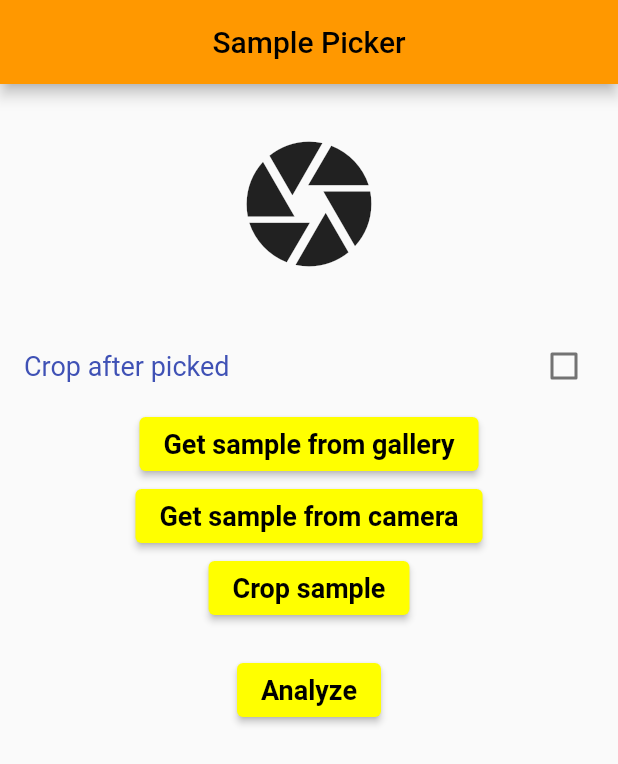
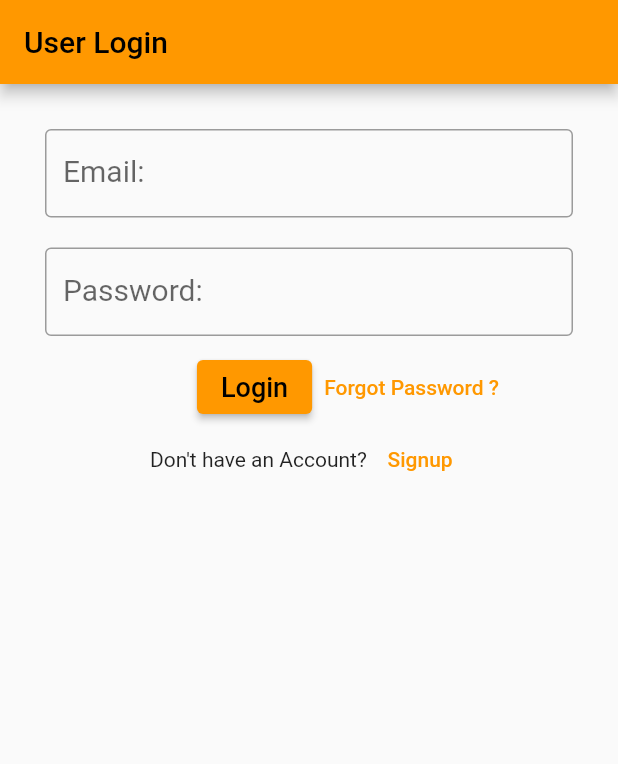
Before and after one commit to SpectrumStudio/IITG_Project_II, a Flutter app: the screen it shows after launch, on a phone screen of 412 x 824 dp. Shown: the top 764 px of the screen. Run offline on Flutter 3.47's test engine with Material 2 defaults, Android fonts, the phone set to English and light mode, and no system bars; our stand-ins replace firebase_auth, firebase_core, fluttertoast, gallery_saver, image_cropper, image_picker and 1 more; missing offline and left inert: chaquopy, tflite_flutter; accounts and stored records are empty.

Commit message:
Login-Register-ForgotPassword Implemented

```diff
--- a/lib/main.dart
+++ b/lib/main.dart
@@ -1,14 +1,28 @@
+import 'package:firebase_core/firebase_core.dart';
 import 'package:flutter/material.dart';
-import 'package:image_picker_demo/pages/homePage.dart';
+import 'package:image_picker_demo/pages/login.dart';
 
 void main() {
+  WidgetsFlutterBinding.ensureInitialized();
   runApp(MyApp());
 }
 
 class MyApp extends StatelessWidget {
   // This widget is the root of your application.
+  final Future<FirebaseApp> _initialization = Firebase.initializeApp();
+
   @override
   Widget build(BuildContext context) {
+    return FutureBuilder(
+        future: _initialization,
+        builder: (context, snapshot) {
+          // Check for Errors
+          if (snapshot.hasError) {
+            print("Something Went Wrong");
+          }
+          if (snapshot.connectionState == ConnectionState.waiting) {
+            return Center(child: CircularProgressIndicator());
+          }
           return MaterialApp(
             debugShowCheckedModeBanner: false,
             title: 'Flutter Demo',
@@ -16,7 +30,8 @@ class MyApp extends StatelessWidget {
               primarySwatch: Colors.orange,
               //visualDensity: VisualDensity.adaptivePlatformDensity,
             ),
-      home: MyHomePage(),
+            home: Login(),
           );
+        });
   }
 }
--- /dev/null
+++ b/lib/pages/login.dart
@@ -0,0 +1,204 @@
+import 'package:firebase_auth/firebase_auth.dart';
+import 'package:flutter/material.dart';
+import 'package:image_picker_demo/pages/forgot_password.dart';
+import 'package:image_picker_demo/pages/homePage.dart';
+import 'package:image_picker_demo/pages/signup.dart';
+import 'package:image_picker_demo/pages/user/user_main.dart';
+
+class Login extends StatefulWidget {
+  Login({Key? key}) : super(key: key);
+
+  @override
+  _LoginState createState() => _LoginState();
+}
+
+class _LoginState extends State<Login> {
+  final _formKey = GlobalKey<FormState>();
+
+  var email = "";
+  var password = "";
+  // Create a text controller and use it to retrieve the current value
+  // of the TextField.
+  final emailController = TextEditingController();
+  final passwordController = TextEditingController();
+
+  userLogin() async {
+    try {
+      email=email.trim();
+      password=password.trim();
+      UserCredential userCredential = await FirebaseAuth.instance.signInWithEmailAndPassword(email: email, password: password);
+      Navigator.pushReplacement(
+        context,
+        MaterialPageRoute(
+          builder: (context) => MyHomePage(),
+        ),
+      );
+    } on FirebaseAuthException catch (e) {
+      if (e.code == 'user-not-found') {
+        print("No User Found for that Email");
+        ScaffoldMessenger.of(context).showSnackBar(
+          SnackBar(
+            backgroundColor: Colors.orangeAccent,
+            content: Text(
+              "No User Found for that Email",
+              style: TextStyle(fontSize: 18.0, color: Colors.black),
+            ),
+          ),
+        );
+      } else if (e.code == 'wrong-password') {
+        print("Wrong Password Provided by User");
+        ScaffoldMessenger.of(context).showSnackBar(
+          SnackBar(
+            backgroundColor: Colors.orangeAccent,
+            content: Text(
+              "Wrong Password Provided by User",
+              style: TextStyle(fontSize: 18.0, color: Colors.black),
+            ),
+          ),
+        );
+      }
+    }
+  }
+
+  @override
+  void dispose() {
+    // Clean up the controller when the widget is disposed.
+    emailController.dispose();
+    passwordController.dispose();
+    super.dispose();
+  }
+
+  @override
+  Widget build(BuildContext context) {
+    return Scaffold(
+      appBar: AppBar(
+        title: Text("User Login"),
+      ),
+      body: Form(
+        key: _formKey,
+        child: Padding(
+          padding: EdgeInsets.symmetric(vertical: 20, horizontal: 30),
+          child: ListView(
+            children: [
+              Container(
+                margin: EdgeInsets.symmetric(vertical: 10.0),
+                child: TextFormField(
+                  autofocus: false,
+                  decoration: InputDecoration(
+                    labelText: 'Email: ',
+                    labelStyle: TextStyle(fontSize: 20.0),
+                    border: OutlineInputBorder(),
+                    errorStyle:
+                        TextStyle(color: Colors.redAccent, fontSize: 15),
+                  ),
+                  controller: emailController,
+                  validator: (value) {
+                    if (value == null || value.isEmpty) {
+                      return 'Please Enter Email';
+                    } else if (!value.contains('@')) {
+                      return 'Please Enter Valid Email';
+                    }
+                    return null;
+                  },
+                ),
+              ),
+              Container(
+                margin: EdgeInsets.symmetric(vertical: 10.0),
+                child: TextFormField(
+                  autofocus: false,
+                  obscureText: true,
+                  decoration: InputDecoration(
+                    labelText: 'Password: ',
+                    labelStyle: TextStyle(fontSize: 20.0),
+                    border: OutlineInputBorder(),
+                    errorStyle:
+                        TextStyle(color: Colors.redAccent, fontSize: 15),
+                  ),
+                  controller: passwordController,
+                  validator: (value) {
+                    if (value == null || value.isEmpty) {
+                      return 'Please Enter Password';
+                    }
+                    return null;
+                  },
+                ),
+              ),
+              Container(
+                margin: EdgeInsets.only(left: 60.0),
+                child: Row(
+                  mainAxisAlignment: MainAxisAlignment.center,
+                  children: [
+                    ElevatedButton(
+                      onPressed: () {
+                        // Validate returns true if the form is valid, otherwise false.
+                        if (_formKey.currentState!.validate()) {
+                          setState(() {
+                            //print("Hello");
+                            email = emailController.text;
+                            print(email);
+                            password = passwordController.text;
+                          });
+                          userLogin();
+                        }
+                      },
+                      child: Text(
+                        'Login',
+                        style: TextStyle(fontSize: 18.0),
+                      ),
+                    ),
+                    TextButton(
+                      onPressed: () => {
+                        Navigator.push(
+                          context,
+                          MaterialPageRoute(
+                            builder: (context) => ForgotPassword(),
+                          ),
+                        )
+                      },
+                      child: Text(
+                        'Forgot Password ?',
+                        style: TextStyle(fontSize: 14.0),
+                      ),
+                    ),
+                  ],
+                ),
+              ),
+              Container(
+                child: Row(
+                  mainAxisAlignment: MainAxisAlignment.center,
+                  children: [
+                    Text("Don't have an Account? "),
+                    TextButton(
+                      onPressed: () => {
+                        Navigator.pushAndRemoveUntil(
+                            context,
+                            PageRouteBuilder(
+                              pageBuilder: (context, a, b) => Signup(),
+                              transitionDuration: Duration(seconds: 0),
+                            ),
+                            (route) => false)
+                      },
+                      child: Text('Signup'),
+                    ),
+                    // TextButton(
+                    //   onPressed: () => {
+                    //     Navigator.pushAndRemoveUntil(
+                    //         context,
+                    //         PageRouteBuilder(
+                    //           pageBuilder: (context, a, b) => UserMain(),
+                    //           transitionDuration: Duration(seconds: 0),
+                    //         ),
+                    //         (route) => false)
+                    //   },
+                    //   child: Text('Dashboard'),
+                    // ),
+                  ],
+                ),
+              )
+            ],
+          ),
+        ),
+      ),
+    );
+  }
+}
--- a/lib/pages/mlPage.dart
+++ b/lib/pages/mlPage.dart
@@ -5,7 +5,7 @@ import 'package:tflite_flutter/tflite_flutter.dart';
 
 class MlPage extends StatefulWidget {
   final String red,green,blue,intensity;
-  MlPage({Key key, @required this.red, @required this.green, @required this.blue, @required this.intensity}) : super(key: key);
+  MlPage({Key? key, required this.red, required this.green, required this.blue, required this.intensity}) : super(key: key);
 
   @override
   _MlPageState createState() => _MlPageState();
--- a/pubspec.yaml
+++ b/pubspec.yaml
@@ -18,7 +18,7 @@ publish_to: 'none' # Remove this line if you wish to publish to pub.dev
 version: 1.0.0+1
 
 environment:
-  sdk: ">=2.7.0 <3.0.0"
+  sdk: ">=2.12.0 <3.0.0"
 
 dependencies:
   flutter:
@@ -38,6 +38,8 @@ dependencies:
   gallery_saver: ^2.3.2
   chaquopy: ^0.0.12
   starflut: ^1.0.0
+  firebase_auth: ^3.3.11
+  firebase_core: ^1.13.1
 
 dev_dependencies:
   flutter_test:
```
Also changed, not shown: lib/pages/homePage.dart (+9 -9 lines), lib/pages/signup.dart (added, +223 -0 lines), lib/pages/user/change_password.dart (added, +98 -0 lines), lib/pages/user/dashboard.dart (added, +21 -0 lines), lib/pages/user/profile.dart (added, +68 -0 lines), lib/pages/user/user_main.dart (added, +74 -0 lines), pubspec.lock, 4 other files. Lines whose indentation alone changed are shown as unchanged.
